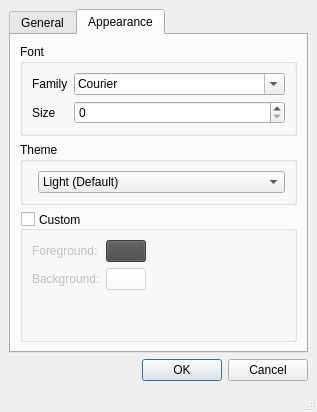
Above: lib/eco/gui/settings.ui from softdevteam/eco before the change. Below: the same form after it.
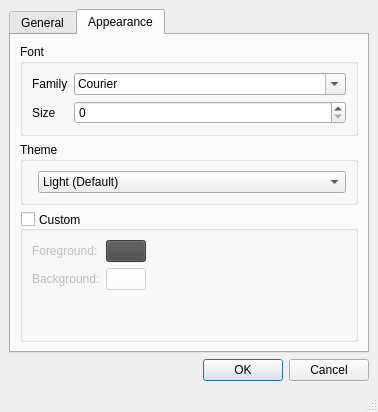
That is the form after the change. The open tabs and pages were chosen to show the change. Icons and pictures are not drawn.

```diff
--- a/lib/eco/gui/settings.ui
+++ b/lib/eco/gui/settings.ui
@@ -6,7 +6,7 @@
    <rect>
     <x>0</x>
     <y>0</y>
-    <width>317</width>
+    <width>378</width>
     <height>412</height>
    </rect>
   </property>
```
Left out of the diff: 15 changed lines with no effect on the pictures.
